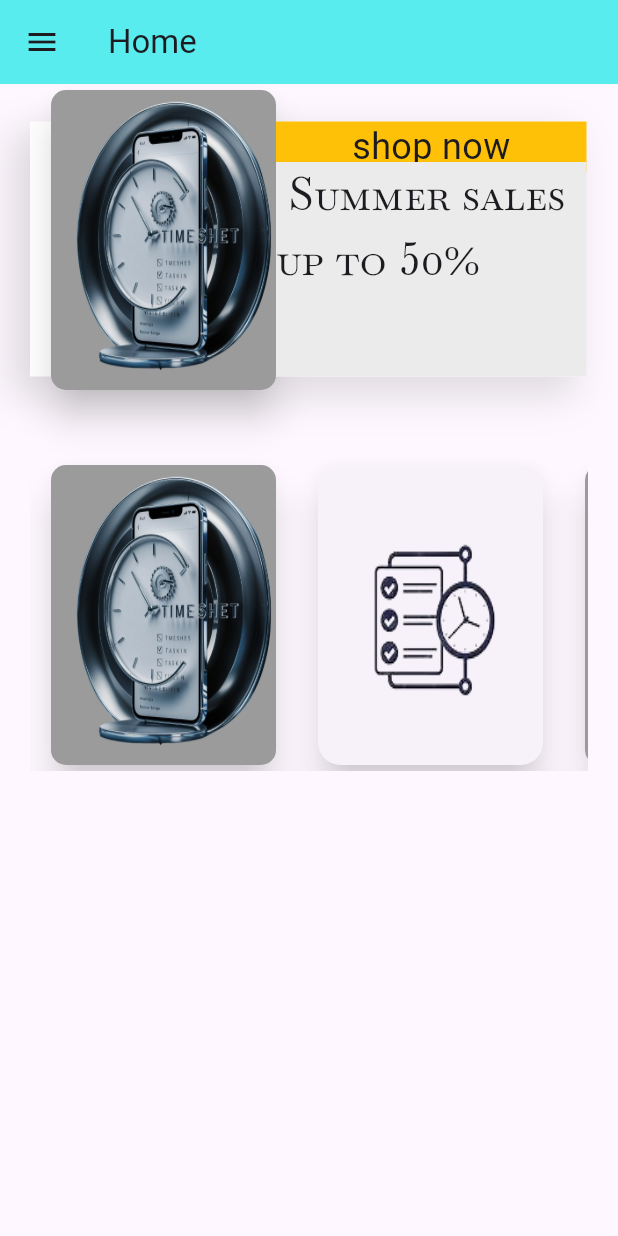
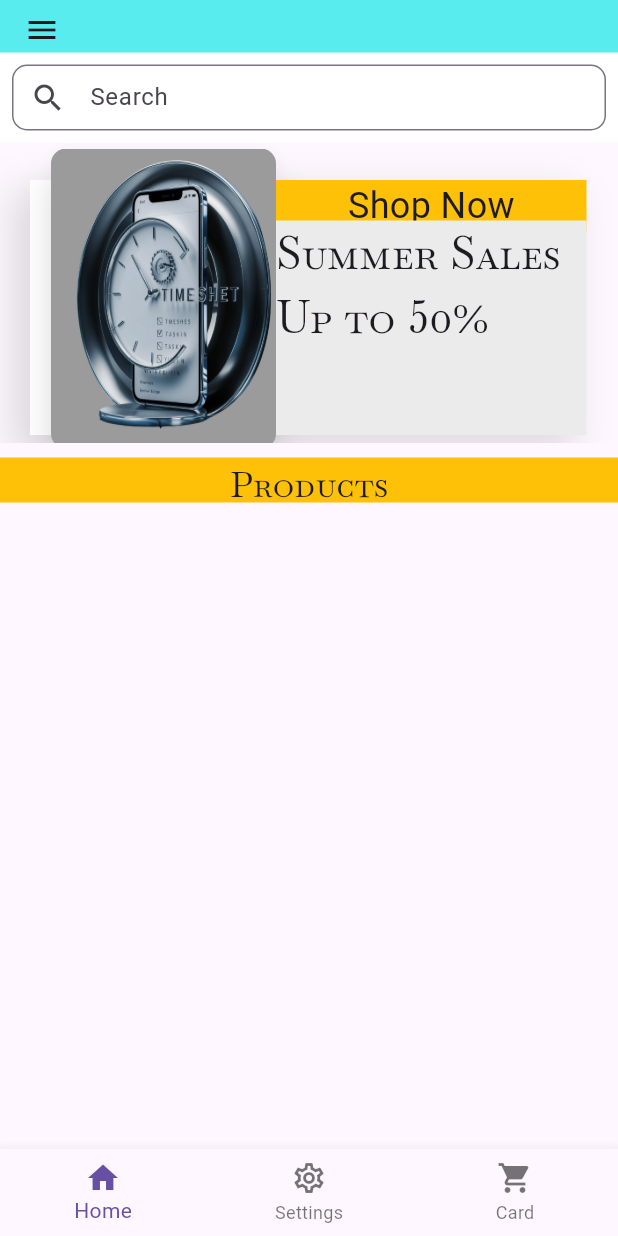
Before and after one commit to soufyane-felate/SF_Store, a Flutter app: the Home screen opened directly, on a phone screen of 412 x 824 dp. Run offline on Flutter 3.47's test engine with Material 3 defaults, Android fonts, the phone set to English and light mode, and no system bars; our stand-ins replace get, shared_preferences; accounts and stored records are empty; network calls fail.

```diff
--- a/lib/Client/sign_up.dart
+++ b/lib/Client/sign_up.dart
@@ -47,7 +47,7 @@ class _CheckAuthState extends State<CheckAuth> {
   Widget build(BuildContext context) {
     return _isFirstTime
         ? Sign_Up()
-        : Home(email: 'email@gmail.com', username: 'user');
+        : Home(email: 'email@gmail.com', username: 'user',dataList: [],);
   }
 }
 
@@ -138,6 +138,7 @@ class _Sign_UpState extends State<Sign_Up> {
                             builder: (context) => Home(
                               username: userController.text,
                               email: emailController.text,
+                              dataList: [],
                             ),
                           ),
                         );
--- a/lib/admin/sell.dart
+++ b/lib/admin/sell.dart
@@ -48,7 +48,7 @@ class _CheckAuthState extends State<CheckAuth> {
       body: Center(
         child: _isFirstTime
             ? Sell()
-            : Home(email: 'email@gmail.com', username: 'user', img: '', description: '', name: '', quantite: '',),
+            : Home(email: 'email@gmail.com', username: 'user', dataList: [],),
       ),
     );
   }
@@ -133,8 +133,8 @@ class _SellState extends State<Sell> {
                         MaterialPageRoute(
                           builder: (context) => Home(
                             username: userController.text,
-                            email: emailController.text,
-                             img: '', description: '', name: '', quantite: '',
+                            email: emailController.text, dataList: [],
+
                           ),
                         ),
                       );
--- a/lib/main.dart
+++ b/lib/main.dart
@@ -78,7 +78,7 @@ class _SplashScreenState extends State<SplashScreen>
         MaterialPageRoute(
           builder: (context) => Home(
             username: prefs.getString('username') ?? 'user',
-            email: prefs.getString('email') ?? 'email@example.com',
+            email: prefs.getString('email') ?? 'email@example.com', dataList: [],
           ),
         ),
       );
--- a/lib/model/product.dart
+++ b/lib/model/product.dart
@@ -3,11 +3,15 @@ class Product {
   final String quantite;
   final String description;
   final String name;
+  final String price;
+  final bool isSwitched;
 
   Product({
     required this.img,
     required this.quantite,
     required this.description,
     required this.name,
+    required this.price,
+    required this.isSwitched,
   });
 }
--- a/lib/view/NavBar.dart
+++ b/lib/view/NavBar.dart
@@ -42,7 +42,7 @@ class NavBar extends StatelessWidget {
                 context,
                 MaterialPageRoute(
                     builder: (context) =>
-                        Home(email: email, username: username)));
+                        Home(email: email, username: username,dataList: [],)));
           },
         ),
         ListTile(
@@ -50,7 +50,7 @@ class NavBar extends StatelessWidget {
           title: Text("Settings"),
           onTap: () {
             Navigator.push(
-                context, MaterialPageRoute(builder: (context) => settings()));
+                context, MaterialPageRoute(builder: (context) => Settings()));
           },
         ),
         ListTile(
--- a/lib/view/home.dart
+++ b/lib/view/home.dart
@@ -1,5 +1,8 @@
 import 'dart:async';
 import 'package:flutter/material.dart';
+import 'package:store/Client/sign_up.dart';
+import 'package:store/model/product.dart';
+import 'package:store/view/settings.dart';
 import 'NavBar.dart';
 import 'product_Details.dart';
 
@@ -14,9 +17,9 @@ class MyApp extends StatelessWidget {
       home: Home(
         email: 'email@gmail.com',
         username: 'user',
+        dataList: [],
       ),
-      debugShowCheckedModeBanner:
-          false, // Set this to false to remove the debug banner
+      debugShowCheckedModeBanner: false,
     );
   }
 }
@@ -24,20 +27,14 @@ class MyApp extends StatelessWidget {
 class Home extends StatefulWidget {
   final String username;
   final String email;
-  final String img;
-  final String quantite;
-  final String description;
-  final String name;
+  final List<Product> dataList;
 
-  const Home(
-      {Key? key,
+  const Home({
+    Key? key,
     required this.email,
     required this.username,
-      this.img = "",
-      this.quantite = "",
-      this.description = "",
-      this.name = ""})
-      : super(key: key);
+    required this.dataList,
+  }) : super(key: key);
 
   @override
   State<Home> createState() => _HomeState();
@@ -57,11 +54,12 @@ class _HomeState extends State<Home> {
 
   Timer? _timer;
   int _currentPage = 0;
+  var searchController = TextEditingController();
 
   @override
   void initState() {
     super.initState();
-    _timer = Timer.periodic(Duration(seconds: 3), (Timer timer) {
+    _timer = Timer.periodic(Duration(seconds: 2), (Timer timer) {
       if (_currentPage < images.length - 1) {
         _currentPage++;
       } else {
@@ -82,6 +80,8 @@ class _HomeState extends State<Home> {
     super.dispose();
   }
 
+  int _selectedIndex = 0;
+
   @override
   Widget build(BuildContext context) {
     return Scaffold(
@@ -91,14 +91,85 @@ class _HomeState extends State<Home> {
       ),
       appBar: AppBar(
         backgroundColor: Color.fromARGB(171, 7, 231, 231),
-        title: Text("Home"),
+        toolbarHeight: 35,
       ),
-      body: SingleChildScrollView(
-        child: Center(
-          child: Column(
-            children: [
-              Container(
-                height: 600,
+      body: _buildBody(),
+      bottomNavigationBar: BottomNavigationBar(
+        currentIndex: _selectedIndex,
+        onTap: (index) {
+          setState(() {
+            _selectedIndex = index;
+          });
+        },
+        items: [
+          BottomNavigationBarItem(
+            icon: Icon(Icons.home_outlined),
+            activeIcon: Icon(Icons.home),
+            label: "Home",
+          ),
+          BottomNavigationBarItem(
+            icon: Icon(Icons.settings_outlined),
+            activeIcon: Icon(Icons.settings),
+            label: "Settings",
+          ),
+          BottomNavigationBarItem(
+            icon: Icon(Icons.shopping_cart),
+            activeIcon: Icon(Icons.shopping_cart_outlined),
+            label: "Card",
+          ),
+        ],
+      ),
+    );
+  }
+
+  Widget _buildBody() {
+    Widget currentPage;
+    switch (_selectedIndex) {
+      case 0:
+        currentPage = _buildHomePage();
+        break;
+      case 1:
+        currentPage = Settings();
+        break;
+      case 2:
+        currentPage = Sign_Up();
+        break;
+      default:
+        currentPage = _buildHomePage();
+    }
+    return currentPage;
+  }
+
+  Widget _buildHomePage() {
+    return CustomScrollView(
+      slivers: [
+        SliverPersistentHeader(
+          pinned: true,
+          floating: false,
+          delegate: _SliverAppBarDelegate(
+            minHeight: 60.0,
+            maxHeight: 60.0,
+            child: Container(
+              color: Colors.white,
+              child: Padding(
+                padding: const EdgeInsets.all(8.0),
+                child: TextField(
+                  controller: searchController,
+                  decoration: InputDecoration(
+                    labelText: "Search",
+                    prefixIcon: Icon(Icons.search),
+                    border: OutlineInputBorder(
+                      borderRadius: BorderRadius.circular(10),
+                    ),
+                  ),
+                ),
+              ),
+            ),
+          ),
+        ),
+        SliverToBoxAdapter(
+          child: Container(
+            height: 200,
             child: Stack(
               children: [
                 Positioned(
@@ -161,7 +232,7 @@ class _HomeState extends State<Home> {
                     color: Colors.amber,
                     child: Center(
                       child: Text(
-                            "shop now",
+                        "Shop Now",
                         style: TextStyle(
                           fontSize: 24,
                         ),
@@ -177,7 +248,7 @@ class _HomeState extends State<Home> {
                     height: 143,
                     color: Color.fromARGB(255, 236, 235, 235),
                     child: Text(
-                          " Summer sales up to 50%",
+                      "Summer Sales Up to 50%",
                       style: TextStyle(
                         fontSize: 30,
                         fontFamily: 'Baskervville',
@@ -185,101 +256,80 @@ class _HomeState extends State<Home> {
                     ),
                   ),
                 ),
-                    Positioned(
-                      top: 250,
-                      left: 20,
-                      right: 20,
-                      child: SingleChildScrollView(
-                        scrollDirection: Axis.horizontal,
-                        child: Row(
-                          children: [
-                            ...images.map((image) {
-                              return Container(
-                                margin: EdgeInsets.symmetric(horizontal: 10),
-                                child: Card(
-                                  elevation: 10.0,
-                                  shadowColor: Colors.grey.withOpacity(0.5),
-                                  shape: RoundedRectangleBorder(
-                                    borderRadius: BorderRadius.circular(15.0),
+              ],
             ),
+          ),
+        ),
+        SliverToBoxAdapter(
+          child: SizedBox(
+            height: 10,
+          ),
+        ),
+        SliverToBoxAdapter(
           child: Container(
-                                    height: 200,
-                                    width: 150,
-                                    decoration: BoxDecoration(
-                                      borderRadius: BorderRadius.circular(10.0),
-                                      image: DecorationImage(
-                                        fit: BoxFit.fill,
-                                        image: AssetImage(image),
+            height: 30,
+            width: double.infinity,
+            color: Colors.amber,
+            child: Center(
+              child: Text(
+                "Products",
+                style: TextStyle(
+                  fontSize: 24,
+                  fontFamily: 'Baskervville',
                 ),
               ),
             ),
           ),
+        ),
+        SliverToBoxAdapter(
+          child: SizedBox(
+            height: 10,
+          ),
+        ),
+        SliverGrid(
+          gridDelegate: SliverGridDelegateWithFixedCrossAxisCount(
+            crossAxisCount: 3,
+            crossAxisSpacing: 5,
+            mainAxisSpacing: 5,
+            childAspectRatio: 2 / 3,
+          ),
+          delegate: SliverChildBuilderDelegate(
+            (context, index) {
+              var data = widget.dataList[index];
+              return GestureDetector(
+                onTap: () {
+                  Navigator.push(
+                    context,
+                    MaterialPageRoute(
+                      builder: (context) => ProductDetails(product: data),
+                    ),
                   );
-                            }).toList(),
-                            if (widget.img.isNotEmpty)
-                              Container(
-                                margin: EdgeInsets.symmetric(
-                                    horizontal: 5, vertical: 10),
+                },
+                child: Padding(
+                  padding: const EdgeInsets.all(10.0),
                   child: Card(
-                                  elevation: 10.0,
-                                  shadowColor: Colors.grey.withOpacity(0.5),
-                                  shape: RoundedRectangleBorder(
-                                    borderRadius: BorderRadius.circular(15.0),
-                                  ),
+                    color: Color.fromARGB(255, 241, 247, 247),
                     child: Column(
                       children: [
                         Container(
-                                        height: 150,
-                                        width: 150,
-                                        decoration: BoxDecoration(
-                                          borderRadius:
-                                              BorderRadius.circular(10.0),
-                                          image: DecorationImage(
-                                            fit: BoxFit.fill,
-                                            image: NetworkImage(widget.img),
+                          width: double.infinity,
+                          height: 110,
+                          child: Image.network(data.img, fit: BoxFit.cover),
+                        ),
+                        Center(
+                          child: Text(
+                            data.name,
+                            style: TextStyle(fontWeight: FontWeight.w900),
                           ),
                         ),
-                                      ),
-                                      Container(
-                                        padding: EdgeInsets.all(10),
-                                        child: Column(
-
-                                          crossAxisAlignment:
-                                              CrossAxisAlignment.start,
-                                          children: [
+                        //   Text("Quantity ${data.quantite}"),
+                        Text("${data.price} DH"),
                         Text(
-                                              widget.name,
+                          data.isSwitched
+                              ? "Free Livraison"
+                              : "Livraison Not Free",
                           style: TextStyle(
-                                                color: Colors.black,
-                                                fontSize: 16,
-                                              ),
-                                            ),
-                                            Text(
-                                              widget.quantite,
-                                              style: TextStyle(
-                                                color: Colors.black,
-                                                fontSize: 16,
-                                              ),
-                                            ),
-                                            Text(
-                                              widget.description,
-                                              style: TextStyle(
-                                                color: Colors.black,
-                                                fontSize: 16,
-                                              ),
-                                            ),
-                                          ],
-                                        ),
-                                      ),
-                                    ],
-                                  ),
-                                ),
-                              ),
-                          ],
-                        ),
-                      ),
-                    ),
-                  ],
+                            color: data.isSwitched ? Colors.green : Colors.red,
                           ),
                         ),
                       ],
@@ -287,5 +337,42 @@ class _HomeState extends State<Home> {
                   ),
                 ),
               );
+            },
+            childCount: widget.dataList.length,
+          ),
+        ),
+      ],
+    );
   }
 }
+
+class _SliverAppBarDelegate extends SliverPersistentHeaderDelegate {
+  _SliverAppBarDelegate({
+    required this.minHeight,
+    required this.maxHeight,
+    required this.child,
+  });
+
+  final double minHeight;
+  final double maxHeight;
+  final Widget child;
+
+  @override
+  double get minExtent => minHeight;
+
+  @override
+  double get maxExtent => maxHeight;
+
+  @override
+  Widget build(
+      BuildContext context, double shrinkOffset, bool overlapsContent) {
+    return SizedBox.expand(child: child);
+  }
+
+  @override
+  bool shouldRebuild(_SliverAppBarDelegate oldDelegate) {
+    return maxHeight != oldDelegate.maxHeight ||
+        minHeight != oldDelegate.minHeight ||
+        child != oldDelegate.child;
+  }
+}
--- a/lib/view/settings.dart
+++ b/lib/view/settings.dart
@@ -4,17 +4,17 @@ import 'package:store/admin/sell.dart';
 import 'package:store/view/home.dart';
 
 void main() {
-  runApp(settings());
+  runApp(Settings());
 }
 
-class settings extends StatefulWidget {
-  const settings({super.key});
+class Settings extends StatefulWidget {
+  const Settings({super.key});
 
   @override
-  State<settings> createState() => _settingsState();
+  State<Settings> createState() => _SettingsState();
 }
 
-class _settingsState extends State<settings> {
+class _SettingsState extends State<Settings> {
   @override
   Widget build(BuildContext context) {
     return MaterialApp(
@@ -36,7 +36,7 @@ class _settingsState extends State<settings> {
                             MaterialPageRoute(
                                 builder: (context) => Home(
                                       email: '',
-                                      username: '',
+                                      username: '', dataList: [],
                                     )));
                       },
                       child: Text(
```
Also changed, not shown: lib/admin/add.dart (+66 -29 lines), lib/model/product_provider.dart (deleted, +0 -13 lines), lib/view/product_Details.dart (+81 -15 lines). Lines whose indentation alone changed are shown as unchanged.
